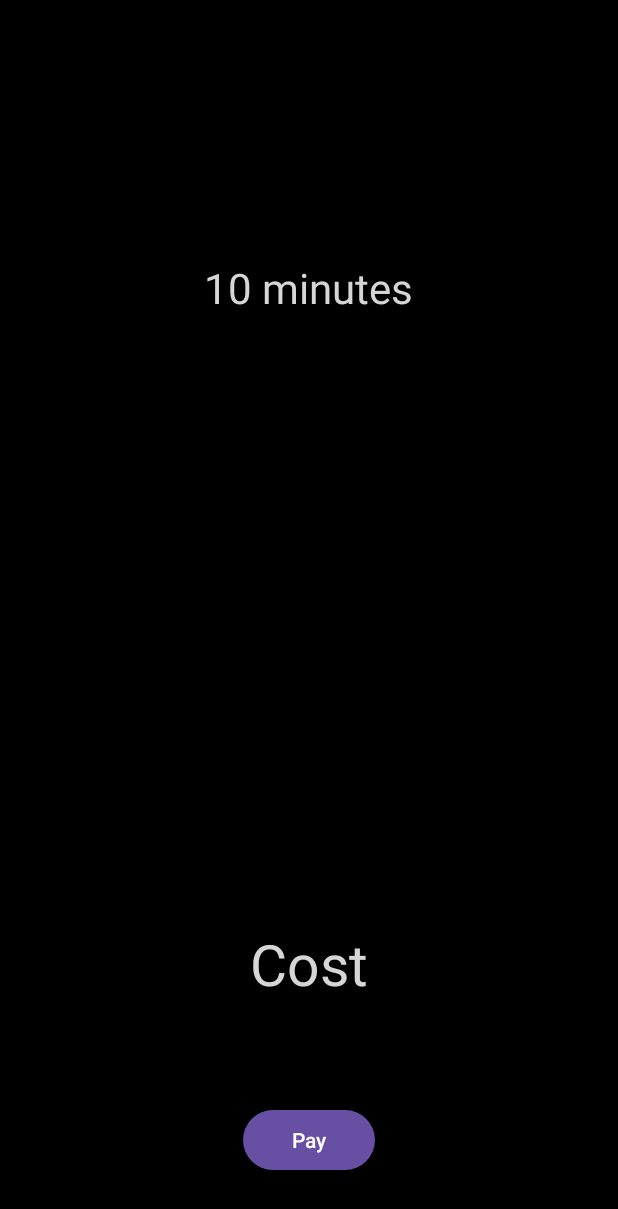
After one commit to Gor397/TransformingParking, an Android app: the PayActivity screen opened directly, with no data from a screen before it, on a phone screen of 412 x 824 dp. The commit adds this screen. Shown: the top 1209 px of the screen. Run offline under Robolectric (Android 15) with nearby library versions, the phone set to English and light mode, and no system bars; our stand-ins replace Firebase (no records; nobody signed in at launch, a user with empty details on screens opened directly); libraries missing offline, so code that uses them is left out: com.squareup.okhttp.

Commit message:
added PayActivity and InstructionActivity

```diff
--- a/app/src/main/AndroidManifest.xml
+++ b/app/src/main/AndroidManifest.xml
@@ -30,6 +30,12 @@
         android:supportsRtl="true"
         android:theme="@style/Theme.TransformingParking"
         tools:targetApi="31">
+        <activity
+            android:name=".InstructionActivity"
+            android:exported="false" />
+        <activity
+            android:name=".PayActivity"
+            android:exported="false" />
         <activity
             android:name=".EditProfileActivity"
             android:exported="false"
--- a/app/src/main/java/com/example/transformingparking/Constants.java
+++ b/app/src/main/java/com/example/transformingparking/Constants.java
@@ -9,4 +9,5 @@ public class Constants {
     public static final int BUSY = 2;
     public static final int FREE = 3;
     public static final int CROP_IMAGE_REQUEST_CODE = 1;
+    public static final int PAID = 5;
 }
--- /dev/null
+++ b/app/src/main/java/com/example/transformingparking/PayActivity.java
@@ -0,0 +1,132 @@
+package com.example.transformingparking;
+
+import static android.content.ContentValues.TAG;
+
+import android.annotation.SuppressLint;
+import android.app.ProgressDialog;
+import android.content.Intent;
+import android.os.Bundle;
+import android.util.Log;
+import android.widget.Button;
+import android.widget.TextView;
+
+import androidx.annotation.NonNull;
+import androidx.appcompat.app.AppCompatActivity;
+
+import com.google.android.gms.tasks.OnCompleteListener;
+import com.google.android.gms.tasks.Task;
+import com.google.firebase.firestore.DocumentSnapshot;
+import com.google.firebase.firestore.FirebaseFirestore;
+import com.squareup.okhttp.Callback;
+import com.squareup.okhttp.OkHttpClient;
+import com.squareup.okhttp.Request;
+import com.squareup.okhttp.Response;
+
+import java.io.IOException;
+import java.util.Objects;
+import java.util.concurrent.TimeUnit;
+
+public class PayActivity extends AppCompatActivity {
+    long milliSeconds;
+    long hours;
+    long minutes;
+    String parkingId;
+    TextView time;
+    TextView costView;
+    Button payBtn;
+
+    FirebaseFirestore db = FirebaseFirestore.getInstance();
+
+    @Override
+    protected void onCreate(Bundle savedInstanceState) {
+        super.onCreate(savedInstanceState);
+        setContentView(R.layout.activity_pay);
+        time = findViewById(R.id.textViewTime);
+        costView = findViewById(R.id.textViewCost);
+        payBtn = findViewById(R.id.buttonPay);
+
+        Intent intent = getIntent();
+        milliSeconds = intent.getLongExtra("milliSeconds", 60_000 * 10);
+        parkingId = intent.getStringExtra("parkingId");
+
+        time.setText(formatTime(milliSeconds));
+
+        ProgressDialog progressDialog = new ProgressDialog(this);
+        progressDialog.setMessage("Loading...");
+        progressDialog.setCancelable(false);
+        progressDialog.show();
+
+        db.collection("parking_spaces").document(parkingId).get().addOnCompleteListener(new OnCompleteListener<DocumentSnapshot>() {
+            @SuppressLint("SetTextI18n")
+            @Override
+            public void onComplete(@NonNull Task<DocumentSnapshot> task) {
+                if (task.isSuccessful()) {
+                    DocumentSnapshot document = task.getResult();
+                    if (document.exists()) {
+                        int price = Integer.parseInt(Objects.requireNonNull(document.get("price")).toString());
+                        float cost = ((float) price) * (hours + (float) minutes / 60);
+                        costView.setText(Math.round(cost) + getString(R.string.dram));
+                        progressDialog.cancel();
+                    } else {
+                        // Document does not exist
+                        // TODO Handle the case here
+                    }
+                } else {
+                    // Error getting document
+                    // TODO Handle the error here
+                }
+            }
+        });
+
+        payBtn.setOnClickListener(v -> {
+            OkHttpClient client = new OkHttpClient();
+
+            Request request = new Request.Builder()
+                    .url(Constants.SERVER_URL +
+                            "?parking_id=" + parkingId +
+                            "&status=" + Constants.PAID +
+                            "&secret=" + Constants.SERVER_SECRET)
+                    .build();
+
+            client.newCall(request).enqueue(new Callback() {
+                @Override
+                public void onFailure(Request request, IOException e) {
+                    Log.e(TAG, "Error sending GET request: " + e.getMessage());
+                }
+
+                @Override
+                public void onResponse(Response response) throws IOException {
+                    if (response.isSuccessful()) {
+                        int httpCode = response.code();
+                        String responseData = response.body().string();
+                        Log.d(TAG, "Http Code: " + httpCode);
+                        Log.d(TAG, "Response: " + responseData);
+                        finish();
+                    } else {
+                        Log.e(TAG, "Failed to get response: " + response.code());
+                    }
+                }
+            });
+        });
+    }
+
+    private String formatTime(long milliseconds) {
+        hours = TimeUnit.MILLISECONDS.toHours(milliseconds);
+        minutes = TimeUnit.MILLISECONDS.toMinutes(milliseconds) - TimeUnit.HOURS.toMinutes(hours);
+
+        StringBuilder formattedTime = new StringBuilder();
+
+        if (hours > 0) {
+            formattedTime.append(hours).append(" hour").append(hours > 1 ? "s" : "").append(" ");
+        }
+        if (minutes > 0) {
+            formattedTime.append(minutes).append(" minute").append(minutes > 1 ? "s" : "").append(" ");
+        }
+
+        if (formattedTime.length() == 0) {
+            formattedTime.append("0 minutes");
+        }
+
+        return formattedTime.toString().trim();
+    }
+}
--- /dev/null
+++ b/app/src/main/res/layout/activity_pay.xml
@@ -0,0 +1,47 @@
+<?xml version="1.0" encoding="utf-8"?>
+<androidx.constraintlayout.widget.ConstraintLayout xmlns:android="http://schemas.android.com/apk/res/android"
+    xmlns:app="http://schemas.android.com/apk/res-auto"
+    xmlns:tools="http://schemas.android.com/tools"
+    android:id="@+id/main"
+    android:layout_width="match_parent"
+    android:layout_height="match_parent"
+    android:background="@color/black"
+    tools:context=".PayActivity">
+
+    <TextView
+        android:id="@+id/textViewTime"
+        android:layout_width="wrap_content"
+        android:layout_height="wrap_content"
+        android:layout_marginTop="32dp"
+        android:text="Time"
+        android:textSize="28sp"
+        android:textColor="@color/quantum_grey300"
+        app:layout_constraintBottom_toTopOf="@+id/textViewCost"
+        app:layout_constraintEnd_toEndOf="parent"
+        app:layout_constraintHorizontal_bias="0.498"
+        app:layout_constraintStart_toStartOf="parent"
+        app:layout_constraintTop_toTopOf="parent"
+        app:layout_constraintVertical_bias="0.257" />
+
+    <Button
+        android:id="@+id/buttonPay"
+        android:layout_width="wrap_content"
+        android:layout_height="wrap_content"
+        android:layout_marginBottom="40dp"
+        android:text="Pay"
+        app:layout_constraintBottom_toBottomOf="parent"
+        app:layout_constraintEnd_toEndOf="parent"
+        app:layout_constraintStart_toStartOf="parent" />
+
+    <TextView
+        android:id="@+id/textViewCost"
+        android:layout_width="wrap_content"
+        android:layout_height="wrap_content"
+        android:layout_marginBottom="68dp"
+        android:text="Cost"
+        android:textColor="@color/quantum_grey300"
+        android:textSize="38sp"
+        app:layout_constraintBottom_toTopOf="@+id/buttonPay"
+        app:layout_constraintEnd_toEndOf="parent"
+        app:layout_constraintStart_toStartOf="parent" />
+</androidx.constraintlayout.widget.ConstraintLayout>
--- a/app/src/main/res/layout/profile.xml
+++ b/app/src/main/res/layout/profile.xml
@@ -25,7 +25,7 @@
         android:textColor="#FFFFFF"
         android:textSize="28sp"
         app:layout_constraintEnd_toEndOf="parent"
-        app:layout_constraintStart_toStartOf="@+id/imageViewProfilePic"
+        app:layout_constraintStart_toStartOf="parent"
         app:layout_constraintTop_toBottomOf="@+id/imageViewProfilePic" />
 
     <TextView
--- a/app/src/main/res/values/strings.xml
+++ b/app/src/main/res/values/strings.xml
@@ -68,4 +68,6 @@
     <string name="this_number_is_already_used_in_another_account">This number is already used in another account</string>
     <string name="delete_account">Delete Account</string>
     <string name="sign_out">Sign Out</string>
+    <string name="dram">dram</string>
+    <string name="to_exit_the_garage_parking_spot_scan_the_qr_code_again_a_payment_window_will_then_open_once_payment_is_completed_the_device_will_open_the_entry">To exit the garage/parking spot, scan the QR code again. A payment window will then open. Once payment is completed, the device will open the entry.</string>
 </resources>
--- a/build.gradle.kts
+++ b/build.gradle.kts
@@ -10,5 +10,5 @@ buildscript {
 
 // Top-level build file where you can add configuration options common to all sub-projects/modules.
 plugins {
-    id("com.android.application") version "8.3.0" apply false
+    id("com.android.application") version "8.3.1" apply false
 }
```
Also changed, not shown: app/src/main/java/com/example/transformingparking/InstructionActivity.java (added, +23 -0 lines), app/src/main/java/com/example/transformingparking/ScanQRActivity.java (+23 -9 lines), app/src/main/res/layout/activity_instruction.xml (added, +35 -0 lines).
